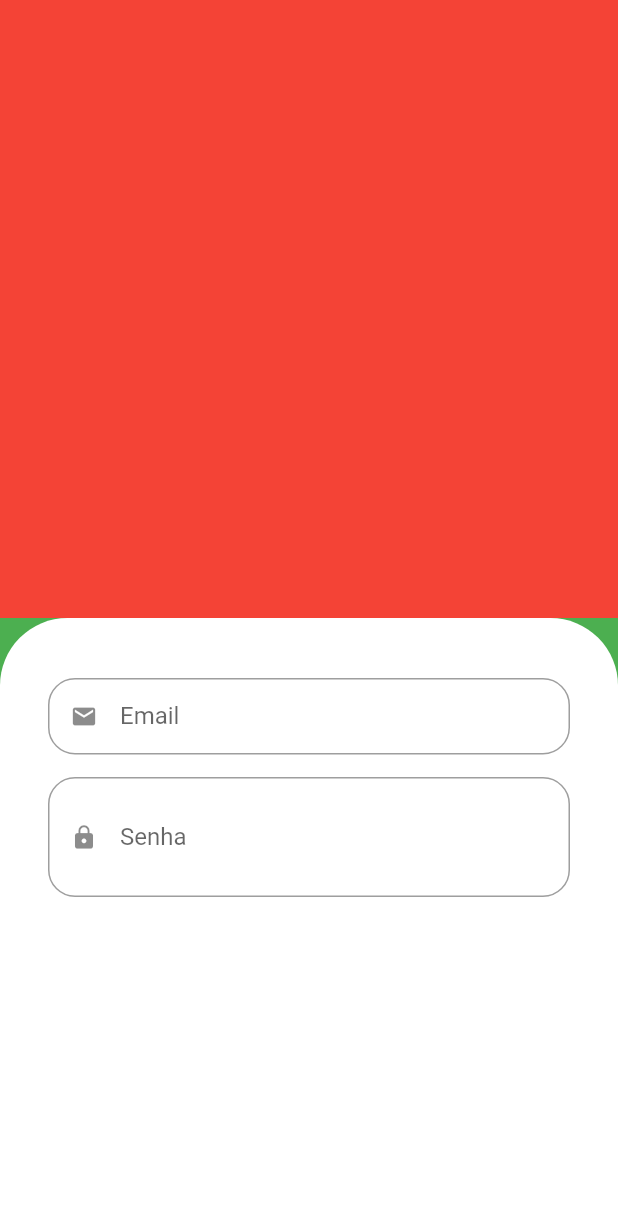
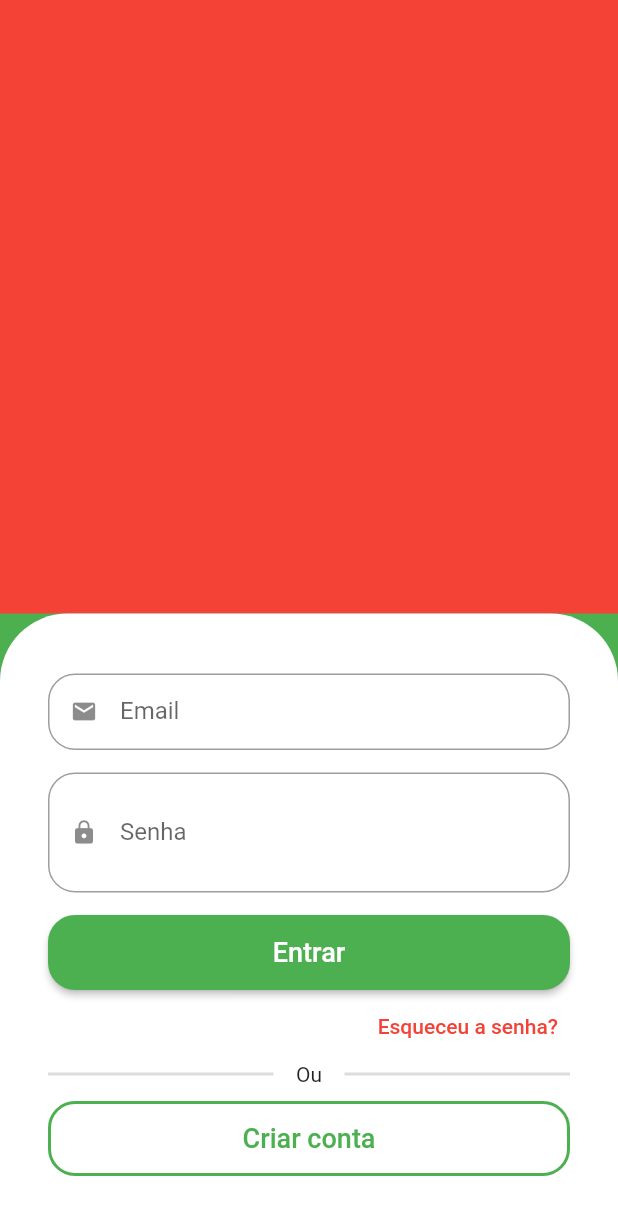
Before and after one commit to hhesedh/greengrocer, a Flutter app: the screen it shows after launch, on a phone screen of 412 x 824 dp. Shown: the top 1215 px of the screen. Run offline on Flutter 3.47's test engine with Material 2 defaults, Android fonts, the phone set to English and light mode, and no system bars.

Commit message:
criação de divider, botão de esqueceu senha e criar conta

```diff
--- a/lib/src/auth/sign_in_scren.dart
+++ b/lib/src/auth/sign_in_scren.dart
@@ -13,11 +13,11 @@ class SignInScreen extends StatelessWidget {
         children: [
           Expanded(
             child: Container(
+              height: 50,
               color: Colors.red,
             ),
           ),
-          Expanded(
-            child: Container(
+          Container(
             padding: const EdgeInsets.symmetric(
               horizontal: 32,
               vertical: 40,
@@ -29,20 +29,101 @@ class SignInScreen extends StatelessWidget {
               ),
             ),
             child: Column(
-                children: const [
+              crossAxisAlignment: CrossAxisAlignment.stretch,
+              children: [
                 // Email
-                  CustomTextField(
+                const CustomTextField(
                   icon: Icons.email,
                   label: 'Email',
                 ),
                 // Senha
-                  CustomTextField(
+                const CustomTextField(
                   icon: Icons.lock,
                   label: 'Senha',
                   isSecret: true,
                 ),
+
+                // Botão de entrar
+                SizedBox(
+                  height: 50,
+                  child: ElevatedButton(
+                    style: ElevatedButton.styleFrom(
+                      shape: RoundedRectangleBorder(
+                        borderRadius: BorderRadius.circular(18),
+                      ),
+                    ),
+                    onPressed: () {},
+                    child: const Text(
+                      'Entrar',
+                      style: TextStyle(
+                        fontSize: 18,
+                      ),
+                    ),
+                  ),
+                ),
+
+                // Esqueceu a senha
+                Align(
+                  alignment: Alignment.centerRight,
+                  child: TextButton(
+                    onPressed: () {},
+                    child: const Text(
+                      'Esqueceu a senha?',
+                      style: TextStyle(
+                        color: Colors.red,
+                      ),
+                    ),
+                  ),
+                ),
+
+                // Divisor
+                Padding(
+                  padding: const EdgeInsets.only(bottom: 10),
+                  child: Row(
+                    children: [
+                      Expanded(
+                        child: Divider(
+                          color: Colors.grey.withAlpha(90),
+                          thickness: 2,
+                        ),
+                      ),
+                      const Padding(
+                        padding: EdgeInsets.symmetric(horizontal: 15),
+                        child: Text('Ou'),
+                      ),
+                      Expanded(
+                        child: Divider(
+                          color: Colors.grey.withAlpha(90),
+                          thickness: 2,
+                        ),
+                      ),
                     ],
                   ),
+                ),
+
+                // Botão de novo usuário
+                SizedBox(
+                  height: 50,
+                  child: OutlinedButton(
+                    style: OutlinedButton.styleFrom(
+                      shape: RoundedRectangleBorder(
+                        borderRadius: BorderRadius.circular(18),
+                      ),
+                      side: const BorderSide(
+                        width: 2,
+                        color: Colors.green,
+                      ),
+                    ),
+                    onPressed: () {},
+                    child: const Text(
+                      'Criar conta',
+                      style: TextStyle(
+                        fontSize: 18,
+                      ),
+                    ),
+                  ),
+                )
+              ],
             ),
           ),
         ],
```
Lines whose indentation alone changed are shown as unchanged.
